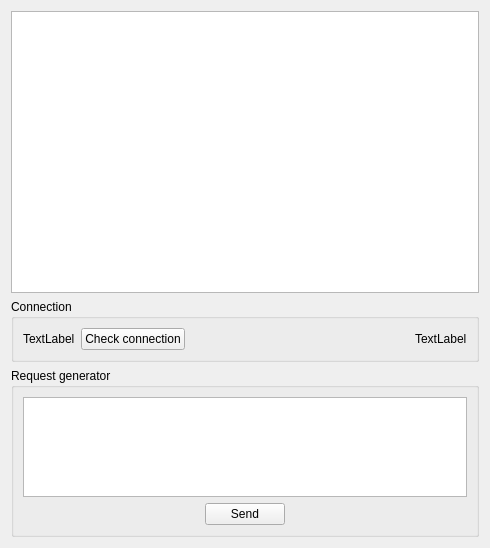
Above: src/VMTD/VMTD/adapter/nxapi/VMTDNxApiAdapterForm.ui from ekushko/qt-vxlan-mtd-old before the change. Below: the same form after it.
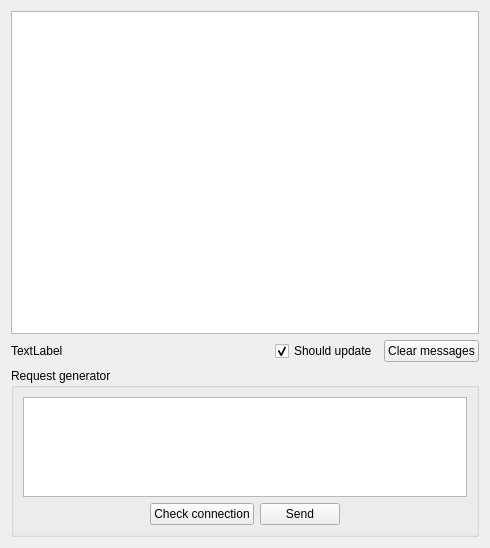
That is the form after the change.

```diff
--- a/src/VMTD/VMTD/adapter/nxapi/VMTDNxApiAdapterForm.ui
+++ b/src/VMTD/VMTD/adapter/nxapi/VMTDNxApiAdapterForm.ui
@@ -31,47 +31,48 @@
     </widget>
    </item>
    <item>
-    <widget class="QGroupBox" name="gbConnection">
-     <property name="title">
-      <string>Connection</string>
+    <layout class="QHBoxLayout" name="hl_1">
+     <property name="topMargin">
+      <number>0</number>
      </property>
-     <layout class="QHBoxLayout" name="horizontalLayout">
-      <item>
-       <widget class="QLabel" name="lbConnected">
-        <property name="text">
-         <string>TextLabel</string>
-        </property>
-       </widget>
-      </item>
-      <item>
-       <widget class="QPushButton" name="pbCheckConnection">
-        <property name="text">
-         <string>Check connection</string>
-        </property>
-       </widget>
-      </item>
-      <item>
-       <spacer name="_4">
-        <property name="orientation">
-         <enum>Qt::Horizontal</enum>
-        </property>
-        <property name="sizeHint" stdset="0">
-         <size>
-          <width>40</width>
-          <height>20</height>
-         </size>
-        </property>
-       </spacer>
-      </item>
-      <item>
-       <widget class="QLabel" name="lbUrl">
-        <property name="text">
-         <string>TextLabel</string>
-        </property>
-       </widget>
-      </item>
-     </layout>
-    </widget>
+     <item>
+      <widget class="QLabel" name="lbUrl">
+       <property name="text">
+        <string>TextLabel</string>
+       </property>
+      </widget>
+     </item>
+     <item>
+      <spacer name="_4">
+       <property name="orientation">
+        <enum>Qt::Horizontal</enum>
+       </property>
+       <property name="sizeHint" stdset="0">
+        <size>
+         <width>40</width>
+         <height>20</height>
+        </size>
+       </property>
+      </spacer>
+     </item>
+     <item>
+      <widget class="QCheckBox" name="chbShouldUpdate">
+       <property name="text">
+        <string>Should update</string>
+       </property>
+       <property name="checked">
+        <bool>true</bool>
+       </property>
+      </widget>
+     </item>
+     <item>
+      <widget class="QPushButton" name="pbClearFlow">
+       <property name="text">
+        <string>Clear messages</string>
+       </property>
+      </widget>
+     </item>
+    </layout>
    </item>
    <item>
     <widget class="QGroupBox" name="gbCommands">
@@ -105,7 +106,14 @@
          </spacer>
         </item>
         <item>
-         <widget class="QPushButton" name="pbSendCommands">
+         <widget class="QPushButton" name="pbCheckConnection">
+          <property name="text">
+           <string>Check connection</string>
+          </property>
+         </widget>
+        </item>
+        <item>
+         <widget class="QPushButton" name="pbSendCommand">
           <property name="text">
            <string>Send</string>
           </property>
```
Left out of the diff: 4 changed lines with no effect on the pictures.
